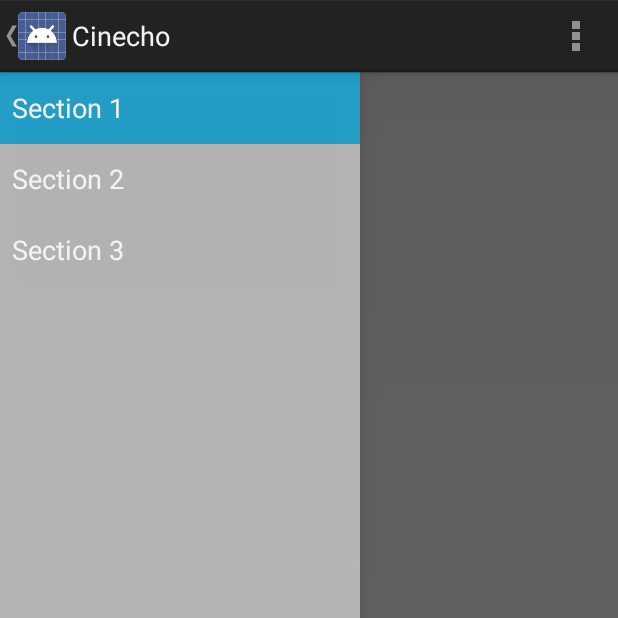
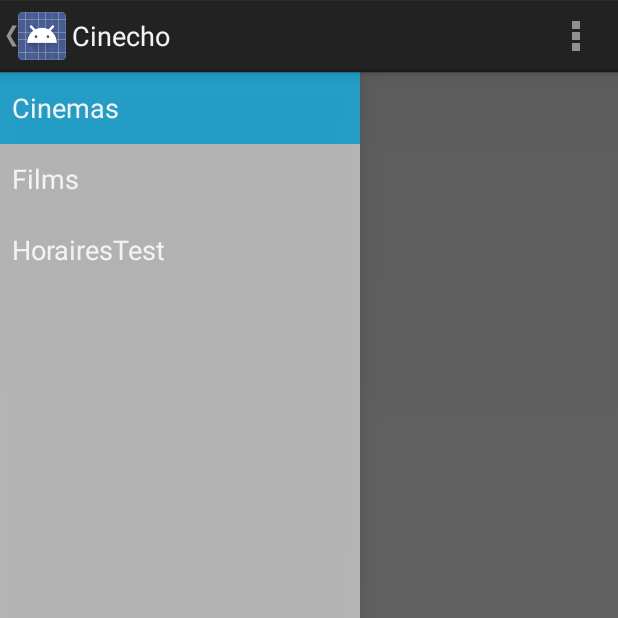
Before and after one commit to leptitab/Cinecho, an Android app: the screen it shows after launch (MainActivity), on a phone screen of 412 x 824 dp, the top half of it. Run offline under Robolectric (Android 15) with nearby library versions, the phone set to English and light mode, and no system bars; pictures from the network do not load; 3 statements that could not run were skipped.

Commit message:
Création des fragments  + Connexion au web.
L'app a maintenant accès au web (voir main/androidManifest.xml), le
DrawerMenu a été updaté avec les 3 types, LA CONNEXION AU WEBSERVICE SE
FAIT AVEC MON WEB SERVICE, IL FAUDRA LE CHANGER / ME DONNER LE MOT DE
PASSE DU VOTRE. En gros, la liste des cinemas s'affichent maintenant.

```diff
--- a/app/src/main/AndroidManifest.xml
+++ b/app/src/main/AndroidManifest.xml
@@ -1,6 +1,8 @@
 <?xml version="1.0" encoding="utf-8"?>
 <manifest xmlns:android="http://schemas.android.com/apk/res/android"
     package="ca.qc.cstj.android.cinecho" >
+
+    <uses-permission android:name="android.permission.INTERNET" />
 
     <application
         android:allowBackup="true"
--- /dev/null
+++ b/app/src/main/java/ca/qc/cstj/android/cinecho/CinemaFragment.java
@@ -0,0 +1,145 @@
+package ca.qc.cstj.android.cinecho;
+
+import android.app.Activity;
+import android.app.Fragment;
+import android.app.FragmentTransaction;
+import android.app.ProgressDialog;
+import android.content.Context;
+import android.os.Bundle;
+import android.view.LayoutInflater;
+import android.view.View;
+import android.view.ViewGroup;
+
+
+import android.widget.AdapterView;
+import android.widget.ListView;
+import android.widget.Toast;
+
+import com.google.gson.JsonArray;
+import com.google.gson.JsonElement;
+import com.koushikdutta.async.future.FutureCallback;
+import com.koushikdutta.ion.Ion;
+import com.koushikdutta.ion.Response;
+
+import org.apache.http.HttpStatus;
+
+import java.util.ArrayList;
+
+import ca.qc.cstj.android.cinecho.adapters.CinemaAdapter;
+import ca.qc.cstj.android.cinecho.models.Cinema;
+import ca.qc.cstj.android.cinecho.services.ServiceURI;
+
+public class CinemaFragment extends Fragment {
+
+    /**
+     * The fragment argument representing the section number for this
+     * fragment.
+     */
+    private static final String ARG_SECTION_NUMBER = "section_number";
+
+    private ListView lstCinema;
+    private ProgressDialog progressDialog;
+    private CinemaAdapter cinemaAdapter;
+
+
+    /**
+     * Returns a new instance of this fragment for the given section
+     * number.
+     */
+    public static CinemaFragment newInstance(int sectionNumber) {
+        CinemaFragment fragment = new CinemaFragment();
+        Bundle args = new Bundle();
+        args.putInt(ARG_SECTION_NUMBER, sectionNumber);
+        fragment.setArguments(args);
+        return fragment;
+    }
+
+    public CinemaFragment() { }
+
+    @Override
+    public View onCreateView(LayoutInflater inflater, ViewGroup container,
+                             Bundle savedInstanceState) {
+        View rootView = inflater.inflate(R.layout.fragment_cinema, container, false);
+
+        return rootView;
+    }
+
+    @Override
+    public void onStart() {
+        super.onStart();
+
+        lstCinema = (ListView) getActivity().findViewById(R.id.list_cinema);
+
+        /*Ion.with(getActivity())
+           .load(ServicesURI.EMPLOYES_SERVICE_URI)
+           .asJsonArray()
+           .setCallback(new FutureCallback<JsonArray>() {
+               @Override
+               public void onCompleted(Exception e, JsonArray jsonArray) {
+
+                   employeAdapter = new OldEmployeAdapter(getActivity(),
+                                                        getActivity().getLayoutInflater(),jsonArray);
+                   lstEmploye.setAdapter(employeAdapter);
+                   progressDialog.dismiss();
+
+               }
+        });*/
+
+        loadCinemas();
+        //LE LISTENER EST L'EVENT QUI PREND LE CLICK DANS LE MENU POUR FAIRE L'ACTION
+        /*
+        lstCinema.setOnItemClickListener(new AdapterView.OnItemClickListener() {
+
+            @Override
+            public void onItemClick(AdapterView<?> parent, View view, int position, long id) {
+
+                String href = cinemaAdapter.getItem(position).getHref();
+
+                FragmentTransaction transaction =  getFragmentManager().beginTransaction();
+                transaction.replace(R.id.container,DetailCinemaFragment.newInstance(href))
+                        .addToBackStack("");
+                transaction.commit();
+
+            }
+        });
+        */
+
+    }
+
+    private void loadCinemas()
+    {
+        progressDialog = ProgressDialog.show(getActivity(),"Cinecho","LOADING, BITCH!",true,false);
+
+        Ion.with(getActivity())
+                .load(ServiceURI.CINEMA_SERVICE_URI)
+                .asJsonArray()
+                .withResponse()
+                .setCallback(new FutureCallback<Response<JsonArray>>() {
+                    @Override
+                    public void onCompleted(Exception e, Response<JsonArray> jsonArrayResponse) {
+
+                      if(jsonArrayResponse.getHeaders().getResponseCode() == HttpStatus.SC_OK) {
+                            ArrayList<Cinema> cinemas = new ArrayList<Cinema>();
+                            JsonArray jsonArray = jsonArrayResponse.getResult();
+                            for (JsonElement element : jsonArray) {
+                                cinemas.add(new Cinema(element.getAsJsonObject()));
+                            }
+                            cinemaAdapter = new CinemaAdapter(getActivity(), android.R.layout.simple_list_item_1, cinemas);
+                            lstCinema.setAdapter(cinemaAdapter);
+                        }
+                        else {
+                            ArrayList<Cinema> cinemas = new ArrayList<Cinema>();
+                        }
+                        progressDialog.dismiss();
+                    }
+                });
+    }
+
+    @Override
+    public void onAttach(Activity activity) {
+        super.onAttach(activity);
+        ((MainActivity) activity).onSectionAttached(
+                getArguments().getInt(ARG_SECTION_NUMBER));
+    }
+
+}
--- /dev/null
+++ b/app/src/main/java/ca/qc/cstj/android/cinecho/DetailCinemaFragment.java
@@ -0,0 +1,7 @@
+package ca.qc.cstj.android.cinecho;
+
+/**
+ * Created by 0642007 on 2014-11-05.
+ */
+public class DetailCinemaFragment {
+}
--- a/app/src/main/java/ca/qc/cstj/android/cinecho/MainActivity.java
+++ b/app/src/main/java/ca/qc/cstj/android/cinecho/MainActivity.java
@@ -52,20 +52,20 @@ public class MainActivity extends Activity
         // update the main content by replacing fragments
         FragmentManager fragmentManager = getFragmentManager();
         fragmentManager.beginTransaction()
-                .replace(R.id.container, PlaceholderFragment.newInstance(position + 1))
+                .replace(R.id.container, CinemaFragment.newInstance(position + 1))
                 .commit();
     }
-
+//Les sections se trouvent dans res/values/strings
     public void onSectionAttached(int number) {
         switch (number) {
             case 1:
-                mTitle = getString(R.string.title_section1);
+                mTitle = getString(R.string.title_section_cinema);
                 break;
             case 2:
-                mTitle = getString(R.string.title_section2);
+                mTitle = getString(R.string.title_section_film);
                 break;
             case 3:
-                mTitle = getString(R.string.title_section3);
+                mTitle = getString(R.string.title_section_horaire);
                 break;
         }
     }
--- a/app/src/main/java/ca/qc/cstj/android/cinecho/NavigationDrawerFragment.java
+++ b/app/src/main/java/ca/qc/cstj/android/cinecho/NavigationDrawerFragment.java
@@ -97,14 +97,14 @@ public class NavigationDrawerFragment extends Fragment {
                 selectItem(position);
             }
         });
+        //Les sections se trouvent dans res/values/strings
         mDrawerListView.setAdapter(new ArrayAdapter<String>(
                 getActionBar().getThemedContext(),
                 android.R.layout.simple_list_item_activated_1,
-                android.R.id.text1,
                 new String[]{
-                        getString(R.string.title_section1),
-                        getString(R.string.title_section2),
-                        getString(R.string.title_section3),
+                        getString(R.string.title_section_cinema),
+                        getString(R.string.title_section_film),
+                        getString(R.string.title_section_horaire),
                 }));
         mDrawerListView.setItemChecked(mCurrentSelectedPosition, true);
         return mDrawerListView;
--- a/app/src/main/java/ca/qc/cstj/android/cinecho/adapters/CinemaAdapter.java
+++ b/app/src/main/java/ca/qc/cstj/android/cinecho/adapters/CinemaAdapter.java
@@ -14,8 +14,8 @@ import ca.qc.cstj.android.cinecho.models.Cinema;
  */
 public class CinemaAdapter extends GenericArrayAdapter<Cinema> {
 
-    public CinemaAdapter(Context context, int layoutRes, ArrayList<Cinema> employes) {
-        super(context, layoutRes, employes);
+    public CinemaAdapter(Context context, int layoutRes, ArrayList<Cinema> cinemas) {
+        super(context, layoutRes, cinemas);
     }
 
     @Override
--- a/app/src/main/java/ca/qc/cstj/android/cinecho/adapters/FilmAdapter.java
+++ b/app/src/main/java/ca/qc/cstj/android/cinecho/adapters/FilmAdapter.java
@@ -12,8 +12,8 @@ import ca.qc.cstj.android.cinecho.models.Film;
  */
 public class FilmAdapter extends GenericArrayAdapter<Film> {
 
-    public FilmAdapter(Context context, int layoutRes, ArrayList<Film> employes) {
-        super(context, layoutRes, employes);
+    public FilmAdapter(Context context, int layoutRes, ArrayList<Film> films) {
+        super(context, layoutRes, films);
     }
 
     @Override
--- a/app/src/main/java/ca/qc/cstj/android/cinecho/models/Film.java
+++ b/app/src/main/java/ca/qc/cstj/android/cinecho/models/Film.java
@@ -16,8 +16,6 @@ public class Film {
     private int duree;
     private String realisateur;
     private String imageUrl;
-
-    public Film() {}
 
     public Film(JsonObject jsonObject) {
         href = jsonObject.getAsJsonPrimitive("href").getAsString();
--- a/app/src/main/java/ca/qc/cstj/android/cinecho/services/ServiceURI.java
+++ b/app/src/main/java/ca/qc/cstj/android/cinecho/services/ServiceURI.java
@@ -4,6 +4,6 @@ package ca.qc.cstj.android.cinecho.services;
  * Created by 1240755 on 2014-10-31.
  */
 public class ServiceURI {
-    public static final String CINEMA_SERVICE_URI = "https://tp1-c9-wthemenscstj.c9.io/cinemas";
+    public static final String CINEMA_SERVICE_URI = "https://tp_webservice_cinema-c9-iam4chan.c9.io/cinemas";
     public static final String Film_SERVICE_URI = "https://tp1-c9-wthemenscstj.c9.io/films";
 }
--- a/app/src/main/res/values/strings.xml
+++ b/app/src/main/res/values/strings.xml
@@ -2,9 +2,9 @@
 <resources>
 
     <string name="app_name">Cinecho</string>
-    <string name="title_section1">Section 1</string>
-    <string name="title_section2">Section 2</string>
-    <string name="title_section3">Section 3</string>
+    <string name="title_section_cinema">Cinemas</string>
+    <string name="title_section_film">Films</string>
+    <string name="title_section_horaire">HorairesTest</string>
     <string name="navigation_drawer_open">Open navigation drawer</string>
     <string name="navigation_drawer_close">Close navigation drawer</string>
     <string name="action_example">Example action</string>
```
